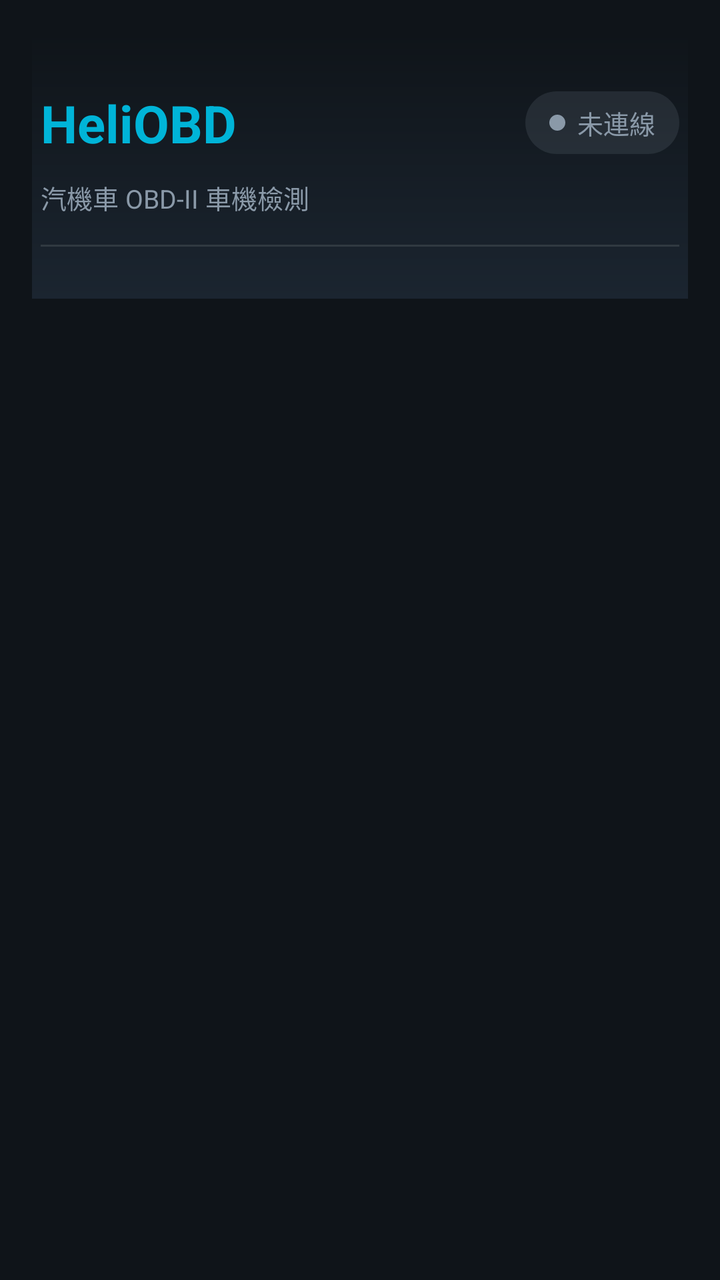
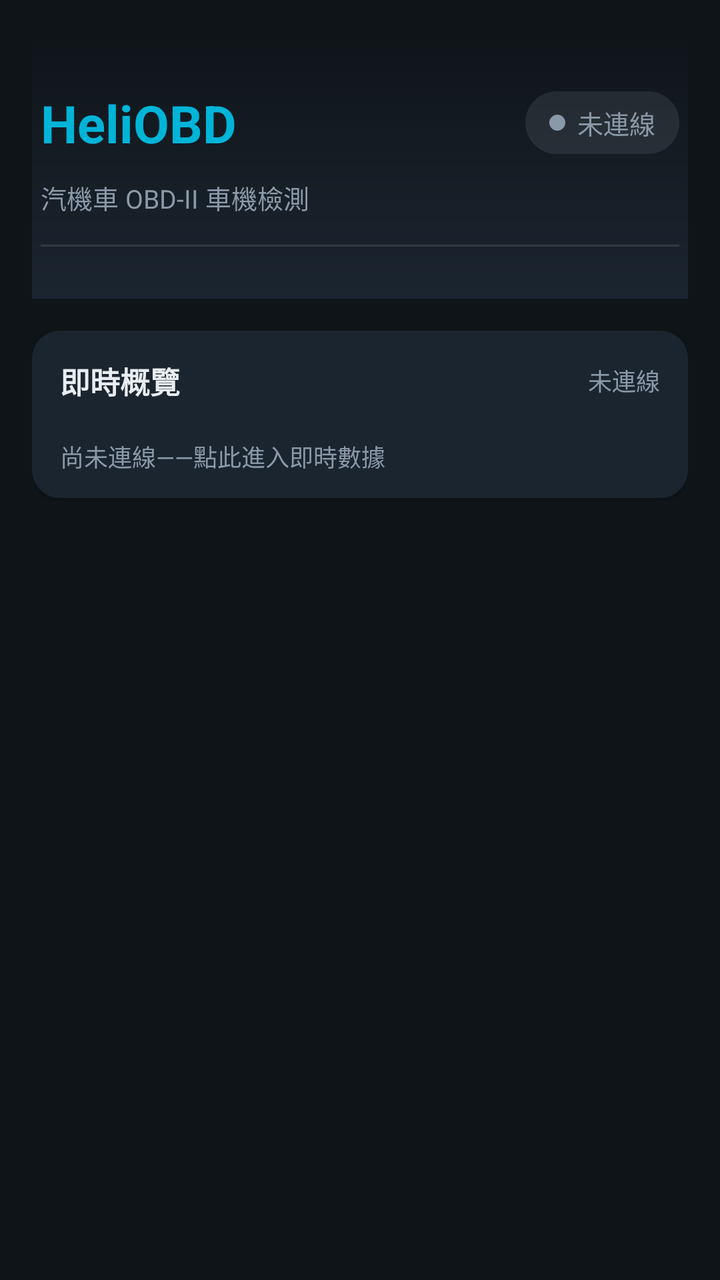

Before-and-after screenshots of an Android layout around one commit, followed by the original layout XML and the change that was made.
<!-- AndroidManifest.xml: application theme Theme.HeliOBD -->
<!-- res/layout/activity_main.xml -->
<?xml version="1.0" encoding="utf-8"?>
<LinearLayout xmlns:android="http://schemas.android.com/apk/res/android"
    android:layout_width="match_parent"
    android:layout_height="match_parent"
    android:orientation="vertical"
    android:padding="16dp">

    
    <LinearLayout
        android:layout_width="match_parent"
        android:layout_height="wrap_content"
        android:layout_marginStart="-16dp"
        android:layout_marginEnd="-16dp"
        android:background="@drawable/bg_hero"
        android:orientation="vertical"
        android:paddingStart="20dp"
        android:paddingEnd="20dp"
        android:paddingTop="28dp"
        android:paddingBottom="26dp">

        
        <LinearLayout
            android:layout_width="match_parent"
            android:layout_height="wrap_content"
            android:gravity="center_vertical"
            android:orientation="horizontal">

            <TextView
                android:layout_width="wrap_content"
                android:layout_height="wrap_content"
                android:text="@string/app_name"
                android:textColor="@color/primary"
                android:textSize="26sp"
                android:textStyle="bold" />

            <Space
                android:layout_width="0dp"
                android:layout_height="1dp"
                android:layout_weight="1" />

            
            <LinearLayout
                android:id="@+id/status_pill"
                android:layout_width="wrap_content"
                android:layout_height="wrap_content"
                android:background="@drawable/bg_status_pill"
                android:gravity="center_vertical"
                android:orientation="horizontal"
                android:paddingStart="12dp"
                android:paddingEnd="12dp"
                android:paddingTop="6dp"
                android:paddingBottom="6dp">

                <View
                    android:id="@+id/status_dot"
                    android:layout_width="8dp"
                    android:layout_height="8dp"
                    android:layout_marginEnd="6dp"
                    android:background="@drawable/bg_status_dot" />

                <TextView
                    android:id="@+id/obd_status"
                    android:layout_width="wrap_content"
                    android:layout_height="wrap_content"
                    android:text="@string/obd_disconnected"
                    android:textColor="@color/text_secondary"
                    android:textSize="13sp" />
            </LinearLayout>
        </LinearLayout>

        
        <TextView
            android:layout_width="wrap_content"
            android:layout_height="wrap_content"
            android:layout_marginTop="10dp"
            android:text="@string/splash_tagline"
            android:textColor="@color/text_secondary"
            android:textSize="13sp" />

        
        <View
            android:layout_width="match_parent"
            android:layout_height="1dp"
            android:layout_marginTop="14dp"
            android:background="@color/stroke" />
    </LinearLayout>

    
    <androidx.core.widget.NestedScrollView
        android:layout_width="match_parent"
        android:layout_height="0dp"
        android:layout_marginTop="16dp"
        android:layout_weight="1"
        android:fillViewport="true">

        <LinearLayout
            android:id="@+id/feature_container"
            android:layout_width="match_parent"
            android:layout_height="wrap_content"
            android:orientation="vertical" />
    </androidx.core.widget.NestedScrollView>

</LinearLayout>
<!-- resources referenced by this layout -->
<resources>
  <color name="primary">#00B4D8</color>
  <color name="stroke">#1AFFFFFF</color>
  <color name="text_secondary">#8A99A8</color>
  <!-- drawable bg_hero (drawable) -->
  <?xml version="1.0" encoding="utf-8"?>
  <shape xmlns:android="http://schemas.android.com/apk/res/android" android:shape="rectangle">
      <gradient
          android:angle="270"
          android:startColor="@color/bg"
          android:endColor="@color/surface" />
  </shape>
  <!-- drawable bg_status_dot (drawable) -->
  <?xml version="1.0" encoding="utf-8"?>
  <shape xmlns:android="http://schemas.android.com/apk/res/android" android:shape="oval">
      <solid android:color="@color/text_secondary" />
  </shape>
  <!-- drawable bg_status_pill (drawable) -->
  <?xml version="1.0" encoding="utf-8"?>
  <shape xmlns:android="http://schemas.android.com/apk/res/android" android:shape="rectangle">
      <solid android:color="@color/pill_idle" />
      <corners android:radius="999dp" />
  </shape>
  <string name="app_name">HeliOBD</string>
  <string name="obd_disconnected">未連線</string>
  <string name="splash_tagline">汽機車 OBD-II 車機檢測</string>
  <style name="Theme.HeliOBD" parent="Theme.AppCompat.DayNight.NoActionBar">
          <item name="colorPrimary">@color/primary</item>
          <item name="colorPrimaryDark">@color/primary_dark</item>
          <item name="colorAccent">@color/accent</item>
          <item name="android:windowBackground">@color/bg</item>
          <item name="android:statusBarColor">@color/bg</item>
          <item name="android:navigationBarColor">@color/bg</item>
          <item name="android:textColorPrimary">@color/text_primary</item>
          <item name="android:textColorSecondary">@color/text_secondary</item>
          
          <item name="android:windowLightStatusBar">@bool/window_light_status_bar</item>
          <item name="android:windowActionModeOverlay">true</item>
          <item name="android:windowNoTitle">true</item>
      </style>
  <color name="bg">#0F1419</color>
  <color name="surface">#1B2530</color>
  <color name="pill_idle">#268A99A8</color>
  <color name="primary_dark">#0A7E99</color>
  <color name="accent">#FF6B35</color>
  <color name="text_primary">#E8EDF2</color>
</resources>

<!-- the commit's change to res/layout/activity_main.xml (unified diff, before → after) -->
@@ -94,10 +94,70 @@
         android:fillViewport="true">
 
         <LinearLayout
-            android:id="@+id/feature_container"
             android:layout_width="match_parent"
             android:layout_height="wrap_content"
-            android:orientation="vertical" />
+            android:orientation="vertical">
+
+            
+            <LinearLayout
+                android:id="@+id/dashboard_card"
+                android:layout_width="match_parent"
+                android:layout_height="wrap_content"
+                android:layout_marginBottom="14dp"
+                android:background="@drawable/bg_card"
+                android:clickable="true"
+                android:focusable="true"
+                android:orientation="vertical"
+                android:padding="14dp">
+
+                <LinearLayout
+                    android:layout_width="match_parent"
+                    android:layout_height="wrap_content"
+                    android:gravity="center_vertical"
+                    android:orientation="horizontal">
+
+                    <TextView
+                        android:id="@+id/dashboard_title"
+                        android:layout_width="0dp"
+                        android:layout_height="wrap_content"
+                        android:layout_weight="1"
+                        android:text="@string/dashboard_title"
+                        android:textColor="@color/text_primary"
+                        android:textSize="15sp"
+                        android:textStyle="bold" />
+
+                    <TextView
+                        android:id="@+id/dashboard_status"
+                        android:layout_width="wrap_content"
+                        android:layout_height="wrap_content"
+                        android:text="@string/dashboard_status_idle"
+                        android:textColor="@color/text_secondary"
+                        android:textSize="12sp" />
+                </LinearLayout>
+
+                <LinearLayout
+                    android:id="@+id/dashboard_grid"
+                    android:layout_width="match_parent"
+                    android:layout_height="wrap_content"
+                    android:layout_marginTop="10dp"
+                    android:orientation="vertical" />
+
+                <TextView
+                    android:id="@+id/dashboard_hint"
+                    android:layout_width="wrap_content"
+                    android:layout_height="wrap_content"
+                    android:layout_marginTop="8dp"
+                    android:text="@string/dashboard_hint_idle"
+                    android:textColor="@color/text_secondary"
+                    android:textSize="12sp" />
+            </LinearLayout>
+
+            <LinearLayout
+                android:id="@+id/feature_container"
+                android:layout_width="match_parent"
+                android:layout_height="wrap_content"
+                android:orientation="vertical" />
+        </LinearLayout>
     </androidx.core.widget.NestedScrollView>
 
 </LinearLayout>
<!-- resource entries referenced after the edit -->
@@ -2,7 +2,26 @@
 <resources>
   <color name="primary">#00B4D8</color>
   <color name="stroke">#1AFFFFFF</color>
+  <color name="text_primary">#E8EDF2</color>
   <color name="text_secondary">#8A99A8</color>
+  <!-- drawable bg_card (drawable) -->
+  <?xml version="1.0" encoding="utf-8"?>
+  <layer-list xmlns:android="http://schemas.android.com/apk/res/android">
+      
+      <item android:top="2dp">
+          <shape android:shape="rectangle">
+              <solid android:color="#1F000000" />
+              <corners android:radius="14dp" />
+          </shape>
+      </item>
+      
+      <item android:bottom="2dp">
+          <shape android:shape="rectangle">
+              <solid android:color="@color/surface" />
+              <corners android:radius="14dp" />
+          </shape>
+      </item>
+  </layer-list>
   <!-- drawable bg_hero (drawable) -->
   <?xml version="1.0" encoding="utf-8"?>
   <shape xmlns:android="http://schemas.android.com/apk/res/android" android:shape="rectangle">
@@ -23,6 +42,9 @@
       <corners android:radius="999dp" />
   </shape>
   <string name="app_name">HeliOBD</string>
+  <string name="dashboard_hint_idle">尚未連線——點此進入即時數據</string>
+  <string name="dashboard_status_idle">未連線</string>
+  <string name="dashboard_title">即時概覽</string>
   <string name="obd_disconnected">未連線</string>
   <string name="splash_tagline">汽機車 OBD-II 車機檢測</string>
   <style name="Theme.HeliOBD" parent="Theme.AppCompat.DayNight.NoActionBar">
@@ -39,11 +61,10 @@
           <item name="android:windowActionModeOverlay">true</item>
           <item name="android:windowNoTitle">true</item>
       </style>
+  <color name="surface">#1B2530</color>
   <color name="bg">#0F1419</color>
-  <color name="surface">#1B2530</color>
   <color name="pill_idle">#268A99A8</color>
   <color name="primary_dark">#0A7E99</color>
   <color name="accent">#FF6B35</color>
-  <color name="text_primary">#E8EDF2</color>
 </resources>
 
